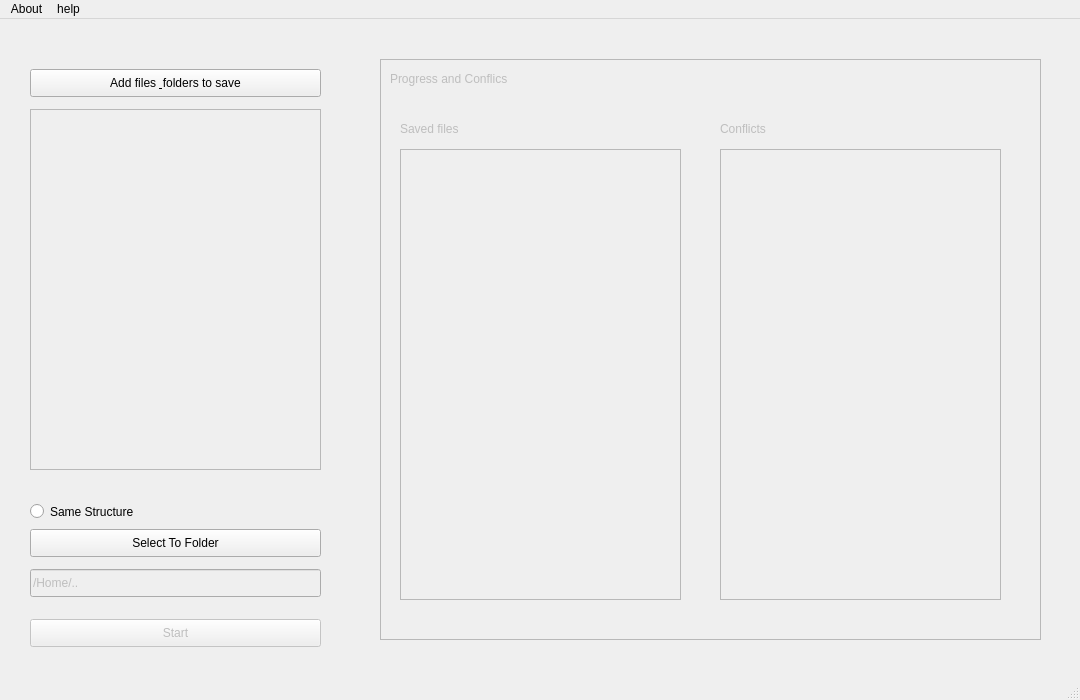
Above: ui/base1.ui from ArturoVillela/opensource_backupfiles before the change. Below: the same form after it.
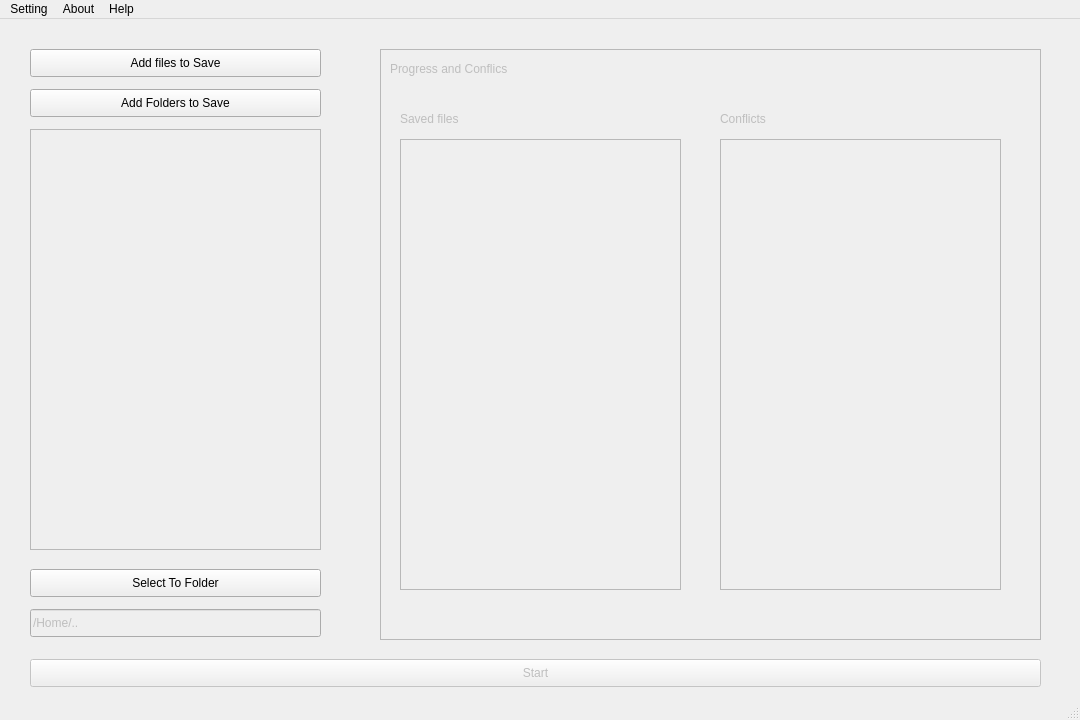
That is the form after the change.

What changed in the file:
```diff
--- a/ui/base1.ui
+++ b/ui/base1.ui
@@ -7,19 +7,19 @@
     <x>0</x>
     <y>0</y>
     <width>1080</width>
-    <height>700</height>
+    <height>720</height>
    </rect>
   </property>
   <property name="minimumSize">
    <size>
     <width>1080</width>
-    <height>700</height>
+    <height>720</height>
    </size>
   </property>
   <property name="maximumSize">
    <size>
     <width>1080</width>
-    <height>700</height>
+    <height>720</height>
    </size>
   </property>
   <property name="mouseTracking">
@@ -33,9 +33,9 @@
     <property name="geometry">
      <rect>
       <x>30</x>
-      <y>90</y>
+      <y>110</y>
       <width>291</width>
-      <height>361</height>
+      <height>421</height>
      </rect>
     </property>
     <property name="widgetResizable">
@@ -47,7 +47,7 @@
        <x>0</x>
        <y>0</y>
        <width>287</width>
-       <height>357</height>
+       <height>417</height>
       </rect>
      </property>
      <widget class="QWidget" name="verticalLayoutWidget">
@@ -56,7 +56,7 @@
         <x>10</x>
         <y>10</y>
         <width>271</width>
-        <height>341</height>
+        <height>391</height>
        </rect>
       </property>
       <layout class="QVBoxLayout" name="vl_AddFilesToPath"/>
@@ -67,20 +67,20 @@
     <property name="geometry">
      <rect>
       <x>30</x>
-      <y>50</y>
+      <y>30</y>
       <width>291</width>
       <height>28</height>
      </rect>
     </property>
     <property name="text">
-     <string>Add files &amp; folders to save</string>
+     <string>Add files to Save</string>
     </property>
    </widget>
    <widget class="QPushButton" name="btnSelectToFolder">
     <property name="geometry">
      <rect>
       <x>30</x>
-      <y>510</y>
+      <y>550</y>
       <width>291</width>
       <height>28</height>
      </rect>
@@ -89,19 +89,6 @@
      <string>Select To Folder</string>
     </property>
    </widget>
-   <widget class="QRadioButton" name="rdbtnSameStructure">
-    <property name="geometry">
-     <rect>
-      <x>30</x>
-      <y>480</y>
-      <width>161</width>
-      <height>25</height>
-     </rect>
-    </property>
-    <property name="text">
-     <string>Same Structure</string>
-    </property>
-   </widget>
    <widget class="QFrame" name="frame">
     <property name="enabled">
      <bool>false</bool>
@@ -109,9 +96,9 @@
     <property name="geometry">
      <rect>
       <x>380</x>
-      <y>40</y>
+      <y>30</y>
       <width>661</width>
-      <height>581</height>
+      <height>591</height>
      </rect>
     </property>
     <property name="frameShape">
@@ -213,7 +200,7 @@
     <property name="geometry">
      <rect>
       <x>30</x>
-      <y>550</y>
+      <y>590</y>
       <width>291</width>
       <height>28</height>
      </rect>
@@ -232,8 +219,8 @@
     <property name="geometry">
      <rect>
       <x>30</x>
-      <y>600</y>
-      <width>291</width>
+      <y>640</y>
+      <width>1011</width>
       <height>28</height>
      </rect>
     </property>
@@ -244,6 +231,19 @@
      <bool>false</bool>
     </property>
    </widget>
+   <widget class="QPushButton" name="btnAddFolders">
+    <property name="geometry">
+     <rect>
+      <x>30</x>
+      <y>70</y>
+      <width>291</width>
+      <height>28</height>
+     </rect>
+    </property>
+    <property name="text">
+     <string>Add Folders to Save</string>
+    </property>
+   </widget>
   </widget>
   <widget class="QMenuBar" name="menubar">
    <property name="geometry">
@@ -256,16 +256,22 @@
    </property>
    <widget class="QMenu" name="menuAbout">
     <property name="title">
-     <string>About</string>
+     <string>Setting</string>
     </property>
    </widget>
    <widget class="QMenu" name="menuhelp">
     <property name="title">
-     <string>help</string>
+     <string>About</string>
+    </property>
+   </widget>
+   <widget class="QMenu" name="menuSettings">
+    <property name="title">
+     <string>Help</string>
     </property>
    </widget>
    <addaction name="menuAbout"/>
    <addaction name="menuhelp"/>
+   <addaction name="menuSettings"/>
   </widget>
   <widget class="QStatusBar" name="statusbar"/>
  </widget>
```
Left out of the diff: 3 changed lines with no effect on the pictures.
